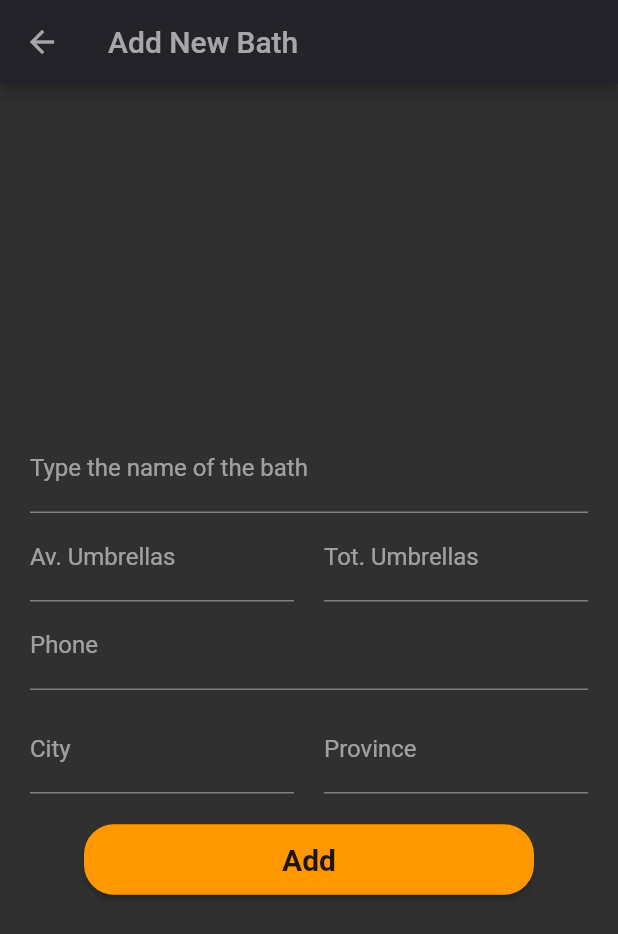
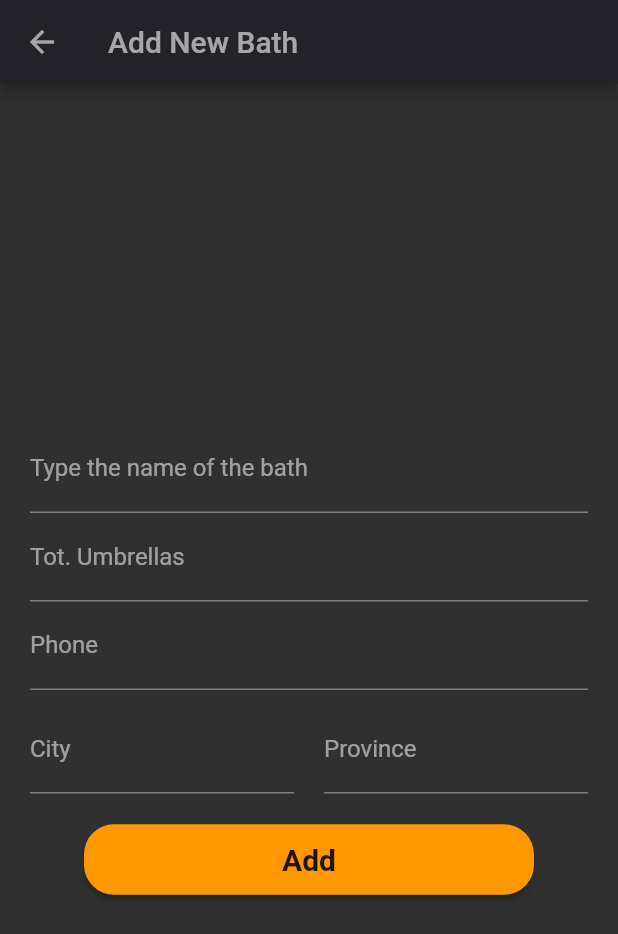
Before and after one commit to elpanas/beachuFlutter, a Flutter app: the NewBath screen opened by its route, on a phone screen of 412 x 824 dp. Shown: the top 934 px of the screen. Run offline on Flutter 3.47's test engine with Material 2 defaults, Android fonts, the phone set to English and light mode, and no system bars; drawn by our look-alikes of modal_progress_hud_nsn; our stand-ins replace firebase_auth, firebase_core, flutter_dotenv, font_awesome_flutter, geolocator, google_sign_in; missing offline and left inert: flutter_facebook_auth, flutter_phone_direct_caller, maps_launcher; accounts and stored records are empty.

Commit message:
minor checks

```diff
--- a/lib/components/action_button.dart
+++ b/lib/components/action_button.dart
@@ -13,7 +13,10 @@ class ActionIconButton extends StatelessWidget {
     return TextButton(
       child: Padding(
         padding: EdgeInsets.only(right: 10.0),
-        child: Icon(icon),
+        child: Icon(
+          icon,
+          color: Colors.orange,
+        ),
       ),
       onPressed: onPressed,
     );
--- a/lib/views/bath_list.dart
+++ b/lib/views/bath_list.dart
@@ -28,7 +28,7 @@ class _BathListPageState extends State<BathListPage> {
             actions: [
               if (data.userId != '')
                 ActionIconButton(
-                  icon: Icons.umbrella,
+                  icon: Icons.admin_panel_settings,
                   onPressed: () => data.loadManagerBaths(),
                 ),
             ],
--- a/lib/views/new_bath.dart
+++ b/lib/views/new_bath.dart
@@ -16,7 +16,6 @@ class NewBath extends StatefulWidget {
 
 class _NewBathState extends State<NewBath> {
   TextEditingController _nameController = TextEditingController(),
-      _avUmbrellasController = TextEditingController(),
       _totUmbrellasController = TextEditingController(),
       _phoneController = TextEditingController(),
       _cityController = TextEditingController(),
@@ -48,18 +47,10 @@ class _NewBathState extends State<NewBath> {
                           controller: _nameController,
                           labelText: 'Type the name of the bath',
                         ),
-                        Row(
-                          children: [
-                            BathField(
-                              controller: _avUmbrellasController,
-                              labelText: 'Av. Umbrellas',
-                            ),
-                            SizedBox(width: 20.0),
-                            BathField(
-                              controller: _totUmbrellasController,
-                              labelText: 'Tot. Umbrellas',
-                            ),
-                          ],
+                        SizedBox(width: 10.0),
+                        BathField(
+                          controller: _totUmbrellasController,
+                          labelText: 'Tot. Umbrellas',
                         ),
                         BathField(
                           controller: _phoneController,
@@ -89,7 +80,7 @@ class _NewBathState extends State<NewBath> {
                               Bath bath = await data.makeRequest(
                                 _auth.currentUser!.uid,
                                 _nameController.text,
-                                int.parse(_avUmbrellasController.text),
+                                int.parse(_totUmbrellasController.text),
                                 int.parse(_totUmbrellasController.text),
                                 _phoneController.text,
                                 _cityController.text,
```
Also changed, not shown: lib/components/homepage/facebook_button.dart (+7 -5 lines), lib/components/homepage/google_button.dart (+7 -5 lines), lib/components/homepage/login_button.dart (+7 -5 lines), lib/components/logout_button.dart (added, +19 -0 lines), lib/providers/bath_provider.dart (+4 -3 lines), lib/views/home.dart (+10 -14 lines).
